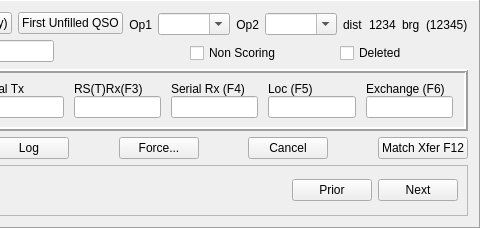
This is mqt/MqtLogger/qsologframe.ui in zsteva/backup-minos2 as Qt 5 draws it before an edit; both pictures show x 245 to 725 and y 0 to 228 of the 725 by 228 pixel window. The edited form follows.
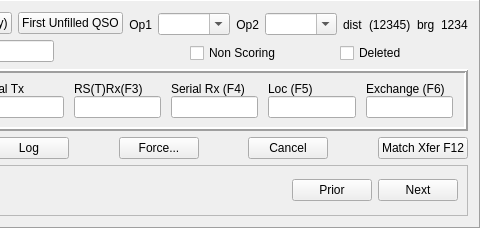
This is the edited form.

Commit message: Again, get bearing and dist labels and values in correct order

What changed in the file:
```diff
--- a/mqt/MqtLogger/qsologframe.ui
+++ b/mqt/MqtLogger/qsologframe.ui
@@ -6,7 +6,7 @@
    <rect>
     <x>0</x>
     <y>0</y>
-    <width>643</width>
+    <width>690</width>
     <height>228</height>
    </rect>
   </property>
@@ -197,9 +197,9 @@
           </widget>
          </item>
          <item>
-          <widget class="QLabel" name="BrgSt">
+          <widget class="QLabel" name="DistSt">
            <property name="text">
-            <string>1234</string>
+            <string>(12345)</string>
            </property>
            <property name="margin">
             <number>0</number>
@@ -227,9 +227,9 @@
           </spacer>
          </item>
          <item>
-          <widget class="QLabel" name="DistSt">
+          <widget class="QLabel" name="BrgSt">
            <property name="text">
-            <string>(12345)</string>
+            <string>1234</string>
            </property>
            <property name="margin">
             <number>0</number>
```
